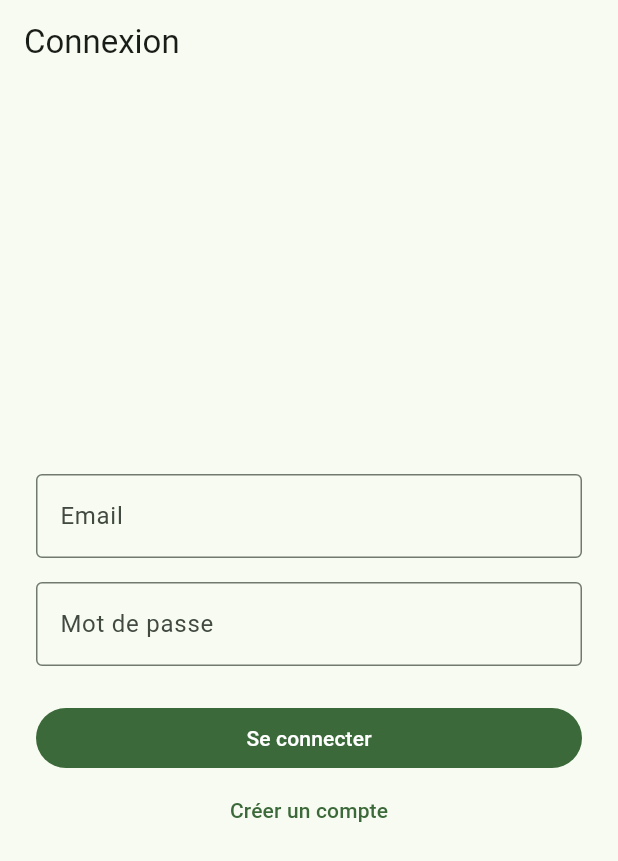
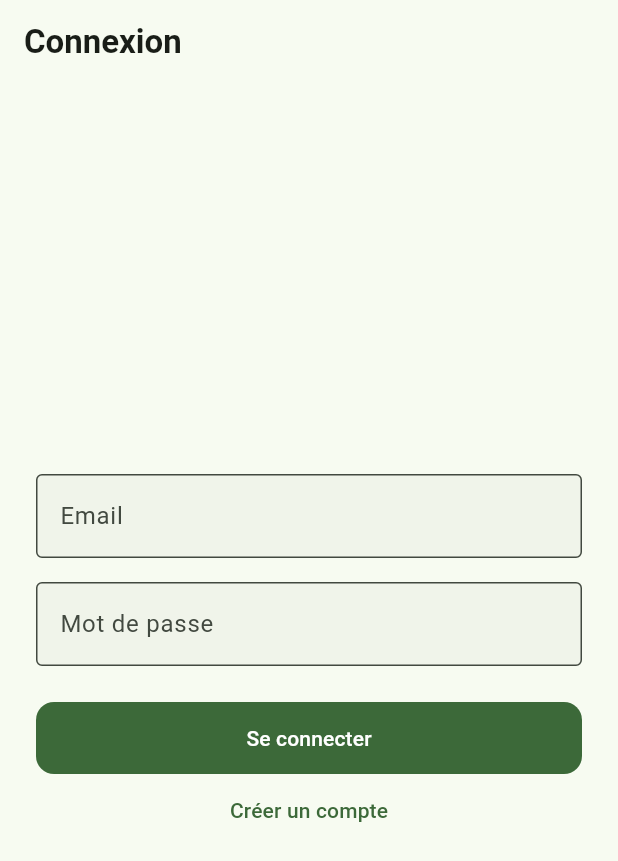
Before and after one commit to dmayssa220-cpu/product-scanner, a Flutter app: the screen it shows after launch, on a phone screen of 412 x 824 dp. Shown: the top 861 px of the screen. Run offline on Flutter 3.47's test engine with Material 3 defaults, Android fonts, the phone set to English and light mode, and no system bars; our stand-ins replace go_router, image_picker, material_ui, shared_preferences; missing offline and left inert: mobile_scanner.

Commit message:
feat(mobile): socle design partagé (thème, score badge, product tile)

```diff
--- /dev/null
+++ b/mobile/lib/core/theme.dart
@@ -0,0 +1,53 @@
+import 'package:material_ui/material_ui.dart';
+
+class AppTheme {
+  static const seed = Color(0xFF2E7D32); // vert forêt
+
+  static ThemeData light() {
+    final scheme =
+        ColorScheme.fromSeed(seedColor: seed, brightness: Brightness.light);
+    return ThemeData(
+      colorScheme: scheme,
+      useMaterial3: true,
+      scaffoldBackgroundColor: scheme.surface,
+      appBarTheme: AppBarTheme(
+        backgroundColor: scheme.surface,
+        foregroundColor: scheme.onSurface,
+        elevation: 0,
+        centerTitle: false,
+        titleTextStyle: TextStyle(
+          fontSize: 22,
+          fontWeight: FontWeight.w600,
+          color: scheme.onSurface,
+        ),
+      ),
+      cardTheme: CardThemeData(
+        elevation: 0,
+        color: scheme.surfaceContainerLow,
+        shape: RoundedRectangleBorder(borderRadius: BorderRadius.circular(16)),
+        margin: const EdgeInsets.symmetric(horizontal: 16, vertical: 6),
+      ),
+      filledButtonTheme: FilledButtonThemeData(
+        style: FilledButton.styleFrom(
+          padding: const EdgeInsets.symmetric(horizontal: 24, vertical: 14),
+          shape:
+              RoundedRectangleBorder(borderRadius: BorderRadius.circular(12)),
+        ),
+      ),
+      inputDecorationTheme: InputDecorationTheme(
+        border: OutlineInputBorder(borderRadius: BorderRadius.circular(12)),
+        filled: true,
+        fillColor: scheme.surfaceContainerHighest.withValues(alpha: 0.3),
+      ),
+      chipTheme: ChipThemeData(
+        shape: RoundedRectangleBorder(borderRadius: BorderRadius.circular(8)),
+      ),
+    );
+  }
+
+  static Color scoreColor(double score) {
+    if (score >= 75) return const Color(0xFF2E7D32);
+    if (score >= 50) return const Color(0xFFF57C00);
+    return const Color(0xFFC62828);
+  }
+}
--- a/mobile/lib/main.dart
+++ b/mobile/lib/main.dart
@@ -9,6 +9,7 @@ import 'data/services/api_client.dart';
 import 'data/services/token_storage.dart';
 import 'data/ui/auth/auth_viewmodel.dart';
 import 'ui/scan/scan_viewmodel.dart';
+import 'core/theme.dart';
 
 Future<void> main() async {
   WidgetsFlutterBinding.ensureInitialized();
@@ -17,7 +18,6 @@ Future<void> main() async {
 
 class ProductScannerApp extends StatelessWidget {
   const ProductScannerApp({super.key});
-
   @override
   Widget build(BuildContext context) {
     return MultiProvider(
@@ -49,10 +49,7 @@ class ProductScannerApp extends StatelessWidget {
       child: Builder(
         builder: (ctx) => MaterialApp.router(
           title: 'Product Scanner',
-          theme: ThemeData(
-            colorScheme: ColorScheme.fromSeed(seedColor: Colors.green),
-            useMaterial3: true,
-          ),
+          theme: AppTheme.light(),
           routerConfig: buildRouter(ctx.read<AuthRepository>()),
         ),
       ),
```
Also changed, not shown: mobile/lib/ui/widgets/product_tile.dart (added, +55 -0 lines), mobile/lib/ui/widgets/score_badge.dart (added, +32 -0 lines), 1 other file.
